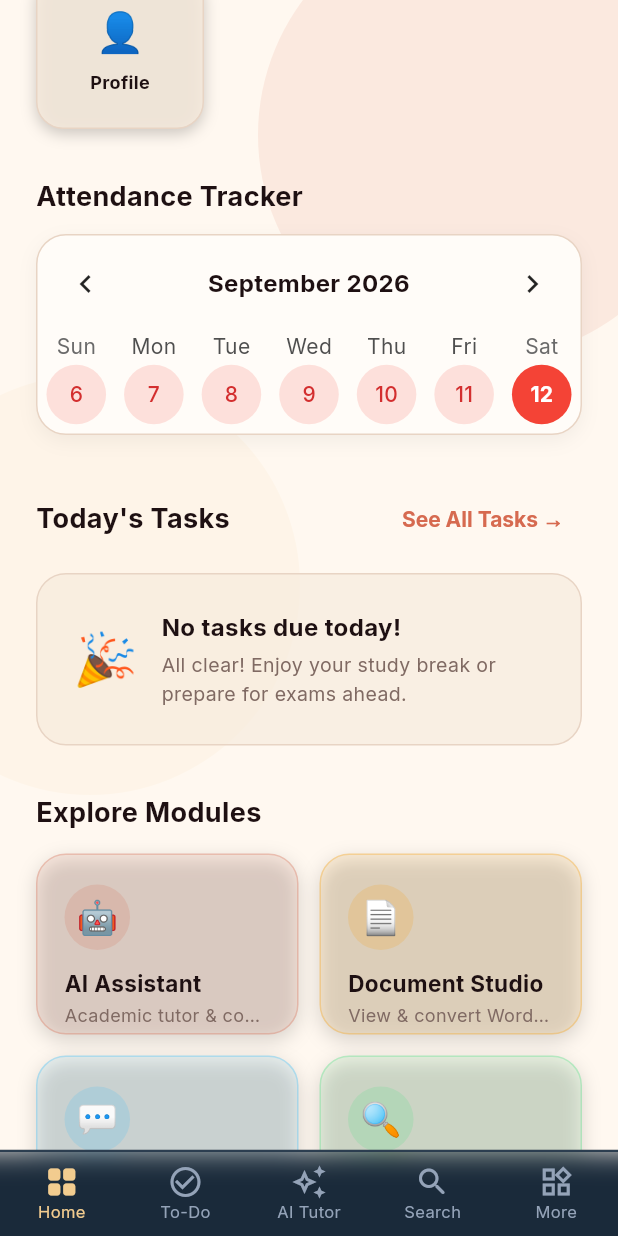
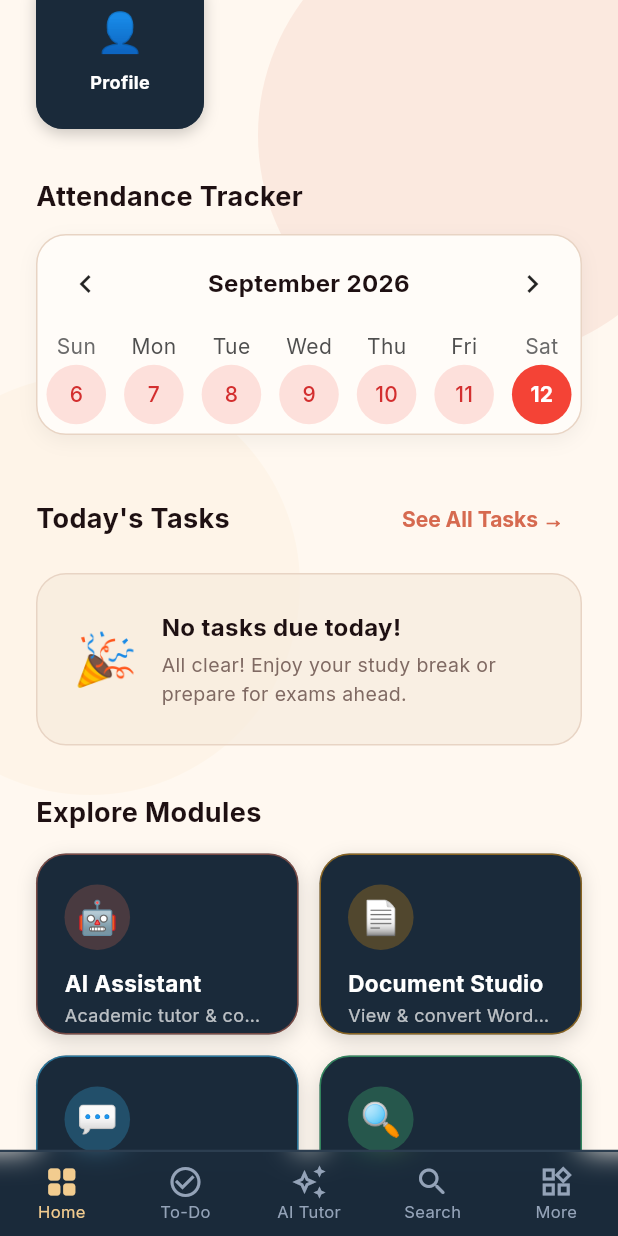
Before and after one commit to Aryan15-r/student-workspace, a Flutter app: the screen it shows once a user with an empty profile is signed in, scrolled down 576 dp, on a phone screen of 412 x 824 dp. Run offline on Flutter 3.47's test engine with Material 3 defaults, Android fonts, the phone set to English and light mode, and no system bars; drawn by our look-alikes of flutter_animate, table_calendar; our stand-ins replace file_picker, flutter_dotenv, flutter_markdown, go_router, google_fonts, google_sign_in and 6 more; missing offline and left inert: alarm, dart:html, dart:ui_web, desktop_drop, markdown, pdfx; accounts and stored records are empty.

```diff
--- a/lib/features/dashboard/presentation/pages/dashboard_page.dart
+++ b/lib/features/dashboard/presentation/pages/dashboard_page.dart
@@ -666,9 +666,9 @@ class _QuickTool extends StatelessWidget {
           child: Container(
             padding: const EdgeInsets.symmetric(vertical: 12, horizontal: 8),
             decoration: BoxDecoration(
-              color: const Color(0xFFF7EBDD).withValues(alpha: 0.8),
+              color: const Color(0xFF1A2A3A),
               borderRadius: BorderRadius.circular(18),
-              border: Border.all(color: const Color(0xFFE8D4C4)),
+              border: Border.all(color: const Color(0xFF1A2A3A).withValues(alpha: 0.8)),
               boxShadow: [
                 BoxShadow(
                   color: Colors.black.withValues(alpha: 0.2),
@@ -689,7 +689,7 @@ class _QuickTool extends StatelessWidget {
                     style: const TextStyle(
                       fontSize: 12,
                       fontWeight: FontWeight.bold,
-                      color: AppColors.textPrimary,
+                      color: Colors.white,
                     ),
                     textAlign: TextAlign.center,
                   ),
@@ -723,9 +723,9 @@ class _FeatureCard extends StatelessWidget {
       child: Container(
         padding: const EdgeInsets.all(18),
         decoration: BoxDecoration(
-          color: color.withValues(alpha: 0.1),
+          color: const Color(0xFF1A2A3A),
           borderRadius: BorderRadius.circular(20),
-          border: Border.all(color: color.withValues(alpha: 0.3)),
+          border: Border.all(color: color.withValues(alpha: 0.5)),
           boxShadow: [
             BoxShadow(
               color: Colors.black.withValues(alpha: 0.15),
@@ -741,7 +741,7 @@ class _FeatureCard extends StatelessWidget {
             Container(
               padding: const EdgeInsets.all(8),
               decoration: BoxDecoration(
-                color: color.withValues(alpha: 0.18),
+                color: color.withValues(alpha: 0.25),
                 shape: BoxShape.circle,
               ),
               child: Text(emoji, style: const TextStyle(fontSize: 22)),
@@ -750,7 +750,7 @@ class _FeatureCard extends StatelessWidget {
             Text(
               title,
               style: const TextStyle(
-                color: AppColors.textPrimary,
+                color: Colors.white,
                 fontWeight: FontWeight.bold,
                 fontSize: 15,
               ),
@@ -758,7 +758,7 @@ class _FeatureCard extends StatelessWidget {
             const SizedBox(height: 2),
             Text(
               subtitle,
-              style: const TextStyle(color: Color(0xFF806A63), fontSize: 12),
+              style: const TextStyle(color: Colors.white70, fontSize: 12),
               maxLines: 1,
               overflow: TextOverflow.ellipsis,
             ),
```
